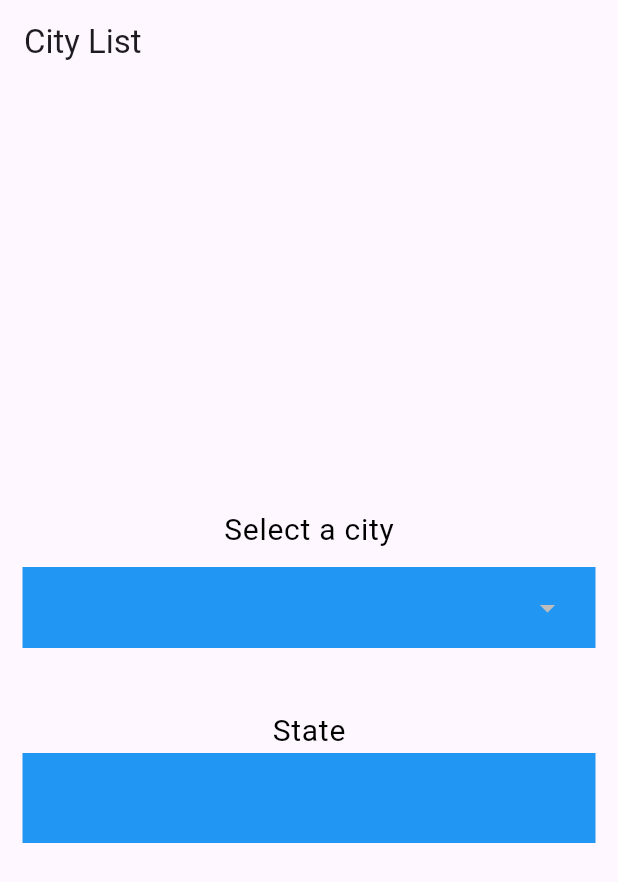
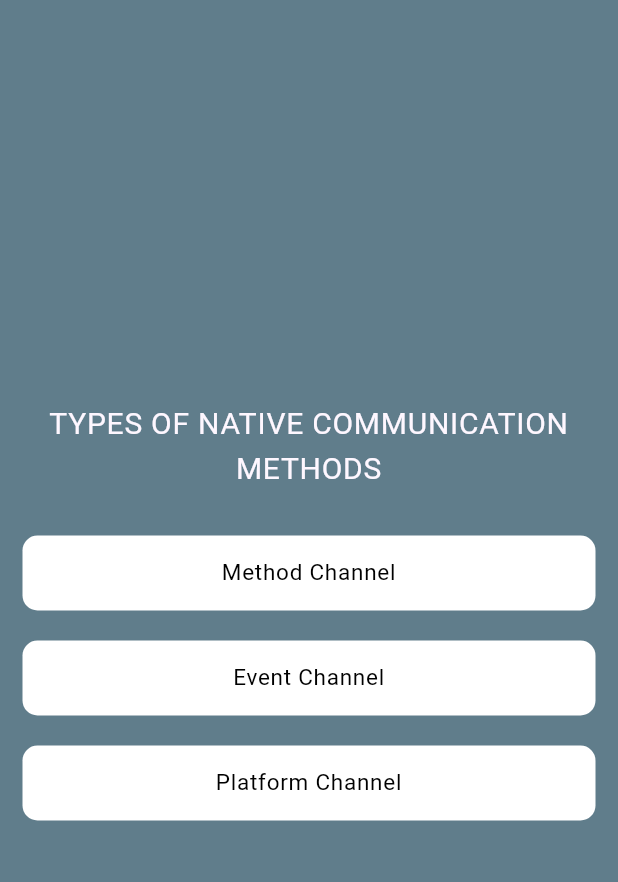
Before and after one commit to amruta123-dowell/native_city_list, a Flutter app: the screen it shows after launch, on a phone screen of 412 x 824 dp. Shown: the top 882 px of the screen. Run offline on Flutter 3.47's test engine with Material 3 defaults, Android fonts, the phone set to English and light mode, and no system bars; our stand-ins replace get.

Commit message:
Completed implementing method channel and method channel

```diff
--- /dev/null
+++ b/lib/city_model.dart
@@ -0,0 +1,7 @@
+class CityModel {
+  final String name;
+  final String id;
+  final String state;
+
+  const CityModel({required this.name, required this.id, required this.state});
+}
--- a/lib/home_controller.dart
+++ b/lib/home_controller.dart
@@ -1,20 +1,53 @@
 import 'package:city_list/city_model.dart';
+import 'package:city_list/ui/city_list_screen.dart';
 import 'package:flutter/services.dart';
-import 'package:get/get_state_manager/get_state_manager.dart';
-import 'package:get/utils.dart';
+import 'package:get/get.dart';
 
 class HomeController extends GetxController {
-  static const platform = MethodChannel("com.example.city_list");
+  static const methodPlatform = MethodChannel("com.example.city_list");
+  final eventPlatform = const EventChannel("com.example.city_list/events");
   List<CityModel> cities = [];
   CityModel? selectedCity;
-  @override
-  void onInit() {
-    _getCities();
-    super.onInit();
+  List<String> nativeMethods = [
+    "Method Channel",
+    "Event Channel",
+    "Platform Channel"
+  ];
+
+  ///call different channel based on index
+  void onClickDifChannel(int index) {
+    index == 1 ? callEventChannel() : callMethodChannel();
+    Get.to(() => CityListScreen());
   }
 
-  Future<void> _getCities() async {
-    List<Object?> details = await platform.invokeMethod("getDataFromNative");
+  callMethodChannel() async {
+    List<Object?> details =
+        await methodPlatform.invokeMethod("getDataFromNative");
+    addDataIntoList(details);
+    print("call method channel");
+    selectedCity = cities.first;
+    update();
+  }
+
+  callEventChannel() async {
+    eventPlatform.receiveBroadcastStream().listen((event) {
+      var details = event;
+      addDataIntoList(details);
+      print("call event channel");
+      selectedCity = cities.first;
+      update();
+    });
+  }
+
+  ///To change the city based on selected
+  void onSelectCity(String city) {
+    selectedCity = cities.firstWhereOrNull((element) => element.name == city);
+    update();
+  }
+
+  ///covert data into List<Map<String, dynamic>>
+  void addDataIntoList(List<Object?> details) {
+    cities.clear();
     for (var obj in details) {
       if (obj is Map<String, dynamic>) {
       } else if (obj is Map<Object?, Object?>) {
@@ -26,12 +59,7 @@ class HomeController extends GetxController {
             state: convertedMap["state"]));
       }
     }
-    selectedCity = cities.first;
-    update();
-  }
 
-  void onSelectCity(String city) {
-    selectedCity = cities.firstWhereOrNull((element) => element.name == city);
     update();
   }
 }
--- a/lib/main.dart
+++ b/lib/main.dart
@@ -1,90 +1,14 @@
-// In your main.dart or any Flutter file
-import 'package:city_list/city_model.dart';
-import 'package:city_list/home_controller.dart';
+import 'package:city_list/ui/home_screen.dart';
 import 'package:flutter/material.dart';
-import 'package:flutter/services.dart';
 import 'package:get/get.dart';
-import 'package:get/get_state_manager/src/simple/get_view.dart';
 
 void main() => runApp(MyApp());
 
 class MyApp extends StatelessWidget {
   @override
   Widget build(BuildContext context) {
-    return MaterialApp(
-      home: MyHomePage(),
+    return GetMaterialApp(
+      home: HomeScreen(),
     );
   }
 }
-
-class MyHomePage extends GetView<HomeController> {
-  HomeController controller = Get.put(HomeController());
-
-  @override
-  Widget build(BuildContext context) {
-    return Scaffold(
-      appBar: AppBar(
-        title: const Text('City List'),
-      ),
-      body: GetBuilder<HomeController>(builder: (controller) {
-        return Column(
-          mainAxisAlignment: MainAxisAlignment.center,
-          children: [
-            const SizedBox(height: 20),
-            Text(
-              "Select a city",
-              style: Theme.of(context)
-                  .primaryTextTheme
-                  .bodyLarge
-                  ?.copyWith(color: Colors.black, fontSize: 20),
-            ),
-            Container(
-              color: Colors.blue,
-              alignment: Alignment.center,
-              margin: const EdgeInsets.symmetric(horizontal: 15, vertical: 10),
-              child: DropdownButton(
-                  underline: Container(),
-                  padding:
-                      const EdgeInsets.symmetric(horizontal: 20, vertical: 15),
-                  isExpanded: true,
-                  isDense: true,
-                  items: controller.cities.map((city) {
-                    return DropdownMenuItem(
-                        value: city.name, child: Text(city.name));
-                  }).toList(),
-                  value: controller.selectedCity?.name,
-                  onChanged: (value) {
-                    controller.onSelectCity(value.toString());
-                  }),
-            ),
-            const SizedBox(
-              height: 30,
-            ),
-            Text(
-              "State",
-              style: Theme.of(context)
-                  .primaryTextTheme
-                  .bodyLarge
-                  ?.copyWith(color: Colors.black, fontSize: 20),
-            ),
-            Container(
-              height: 60,
-              alignment: Alignment.center,
-              width: double.infinity,
-              margin: const EdgeInsets.symmetric(horizontal: 15),
-              padding: const EdgeInsets.symmetric(horizontal: 20, vertical: 15),
-              color: Colors.blue,
-              child: Text(
-                controller.selectedCity?.state ?? '',
-                style: Theme.of(context)
-                    .primaryTextTheme
-                    .bodyMedium
-                    ?.copyWith(fontSize: 17, color: Colors.black),
-              ),
-            )
-          ],
-        );
-      }),
-    );
-  }
-}
--- /dev/null
+++ b/lib/ui/button_tile_widget.dart
@@ -0,0 +1,26 @@
+import 'package:flutter/material.dart';
+
+class ButtonTileWidget extends StatelessWidget {
+  final String text;
+  const ButtonTileWidget({super.key, required this.text});
+
+  @override
+  Widget build(BuildContext context) {
+    return Container(
+      height: 50,
+      width: double.infinity,
+      alignment: Alignment.center,
+      margin: const EdgeInsets.symmetric(horizontal: 15, vertical: 10),
+      decoration: BoxDecoration(
+          color: Colors.white, borderRadius: BorderRadius.circular(10)),
+      child: Text(
+        text,
+        style: Theme.of(context)
+            .primaryTextTheme
+            .bodyLarge
+            ?.copyWith(fontSize: 15, color: Colors.black),
+        textAlign: TextAlign.center,
+      ),
+    );
+  }
+}
--- /dev/null
+++ b/lib/ui/home_screen.dart
@@ -0,0 +1,43 @@
+import 'package:city_list/home_controller.dart';
+import 'package:city_list/ui/button_tile_widget.dart';
+
+import 'package:flutter/material.dart';
+import 'package:get/get.dart';
+
+class HomeScreen extends GetView<HomeController> {
+  final HomeController controller = Get.put(HomeController());
+  HomeScreen({super.key});
+
+  @override
+  Widget build(BuildContext context) {
+    return Scaffold(
+      backgroundColor: Colors.blueGrey,
+      body: Column(
+        mainAxisAlignment: MainAxisAlignment.center,
+        crossAxisAlignment: CrossAxisAlignment.center,
+        children: [
+          Align(
+            child: Text(
+              "TYPES OF NATIVE COMMUNICATION METHODS",
+              style: Theme.of(context)
+                  .primaryTextTheme
+                  .bodyLarge
+                  ?.copyWith(fontSize: 20),
+              textAlign: TextAlign.center,
+            ),
+          ),
+          const SizedBox(
+            height: 20,
+          ),
+          for (int i = 0; i < 3; i++) ...[
+            InkWell(
+                onTap: () {
+                  controller.onClickDifChannel(i);
+                },
+                child: ButtonTileWidget(text: controller.nativeMethods[i]))
+          ]
+        ],
+      ),
+    );
+  }
+}
```
Also changed, not shown: lib/ui/city_list_screen.dart (added, +62 -0 lines), 5 other files.
